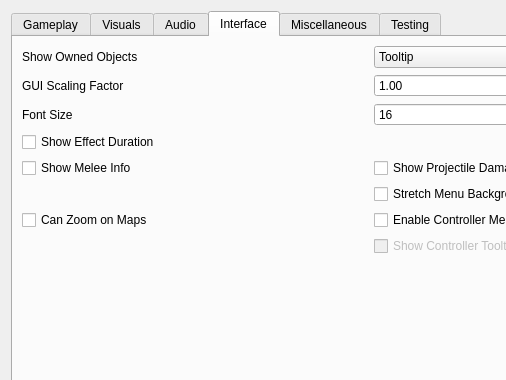
Before: the Qt Designer form apps/launcher/ui/settingspage.ui in OpenBethesda/OpenFallout, drawn with Qt 5; both pictures show x 0 to 506 and y 0 to 380 of the 741 by 524 pixel window.
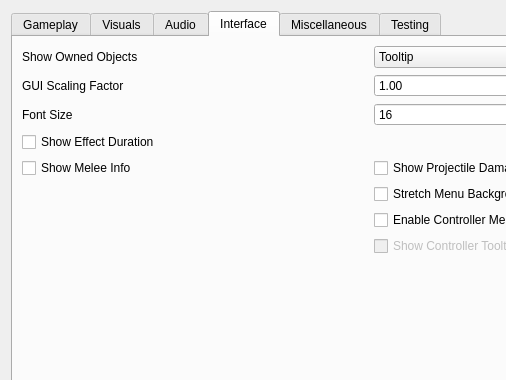
After: the same form once the commit is applied. The open tabs and pages were chosen to show the change.

```diff
--- a/apps/launcher/ui/settingspage.ui
+++ b/apps/launcher/ui/settingspage.ui
@@ -1286,16 +1286,6 @@
            </property>
           </widget>
          </item>
-         <item row="7" column="0">
-          <widget class="QCheckBox" name="useZoomOnMapCheckBox">
-           <property name="toolTip">
-            <string>&lt;html&gt;&lt;head/&gt;&lt;body&gt;&lt;p&gt;Enable zooming on local and global maps.&lt;/p&gt;&lt;/body&gt;&lt;/html&gt;</string>
-           </property>
-           <property name="text">
-            <string>Can Zoom on Maps</string>
-           </property>
-          </widget>
-         </item>
          <item row="5" column="1">
           <widget class="QCheckBox" name="showProjectileDamageCheckBox">
            <property name="toolTip">
```
